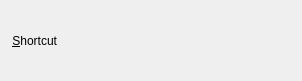
First picture: the form in kcm_hotkeys/ui/shortcut_trigger_widget.ui, repository KDE/khotkeys, before the edit.
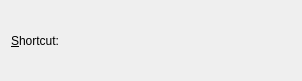
Second picture: the form after the edit. Custom widgets are drawn as their Qt base class.

```diff
--- a/kcm_hotkeys/ui/shortcut_trigger_widget.ui
+++ b/kcm_hotkeys/ui/shortcut_trigger_widget.ui
@@ -15,7 +15,7 @@
      <item row="0" column="0" >
       <widget class="QLabel" name="shortcut_label" >
        <property name="text" >
-        <string>&amp;Shortcut</string>
+        <string>&amp;Shortcut:</string>
        </property>
        <property name="alignment" >
         <set>Qt::AlignRight|Qt::AlignTrailing|Qt::AlignVCenter</set>
```
